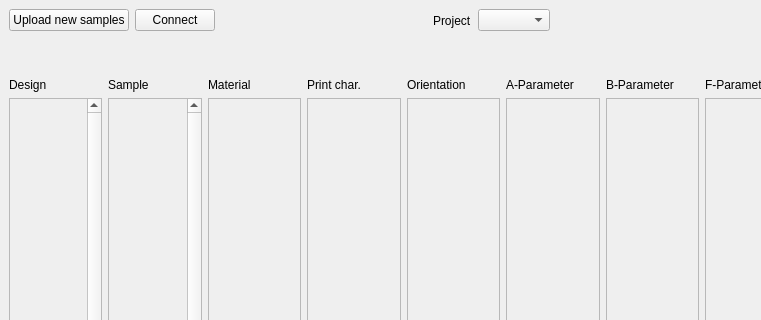
Qt form form.ui (Phil0795/Filter) before a commit; both pictures show x 0 to 761 and y 0 to 320 of the 1305 by 919 pixel window.
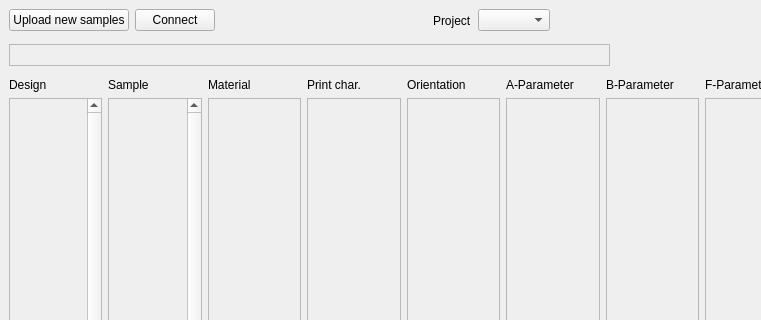
The same form after that commit.

Diff of the .ui file:
```diff
--- a/form.ui
+++ b/form.ui
@@ -182,6 +182,22 @@
       </item>
       <item>
        <layout class="QHBoxLayout" name="horizontalLayout">
+        <item>
+         <widget class="QFrame" name="frame_toolbar">
+          <property name="sizePolicy">
+           <sizepolicy hsizetype="Expanding" vsizetype="Preferred">
+            <horstretch>0</horstretch>
+            <verstretch>0</verstretch>
+           </sizepolicy>
+          </property>
+          <property name="frameShape">
+           <enum>QFrame::StyledPanel</enum>
+          </property>
+          <property name="frameShadow">
+           <enum>QFrame::Raised</enum>
+          </property>
+         </widget>
+        </item>
         <item>
          <spacer name="horizontalSpacer">
           <property name="orientation">
```
